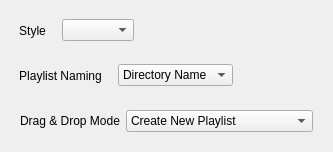
Above: src/settingswindow/settingswindow.ui from savannstm/revolutionary-audio-player before the change. Below: the same form after it.
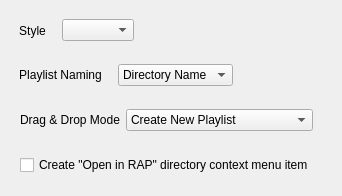
That is the form after the change.

```diff
--- a/src/settingswindow/settingswindow.ui
+++ b/src/settingswindow/settingswindow.ui
@@ -6,8 +6,8 @@
    <rect>
     <x>0</x>
     <y>0</y>
-    <width>331</width>
-    <height>152</height>
+    <width>342</width>
+    <height>196</height>
    </rect>
   </property>
   <property name="windowTitle">
@@ -137,6 +137,19 @@
      </layout>
     </widget>
    </item>
+   <item alignment="Qt::AlignmentFlag::AlignLeft">
+    <widget class="QWidget" name="createMenuItemContainer" native="true">
+     <layout class="QHBoxLayout" name="horizontalLayout_2">
+      <item>
+       <widget class="QCheckBox" name="createMenuItemCheckbox">
+        <property name="text">
+         <string>Create &quot;Open in RAP&quot; directory context menu item</string>
+        </property>
+       </widget>
+      </item>
+     </layout>
+    </widget>
+   </item>
   </layout>
  </widget>
  <resources/>
```
